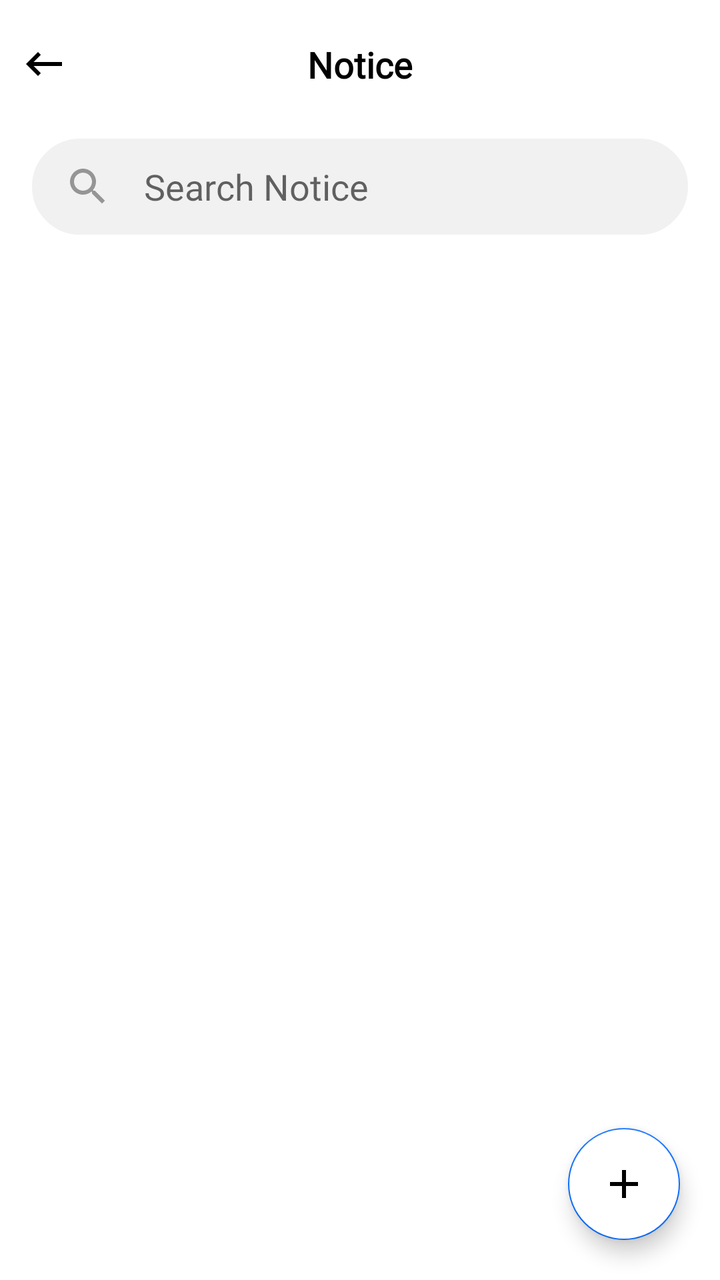
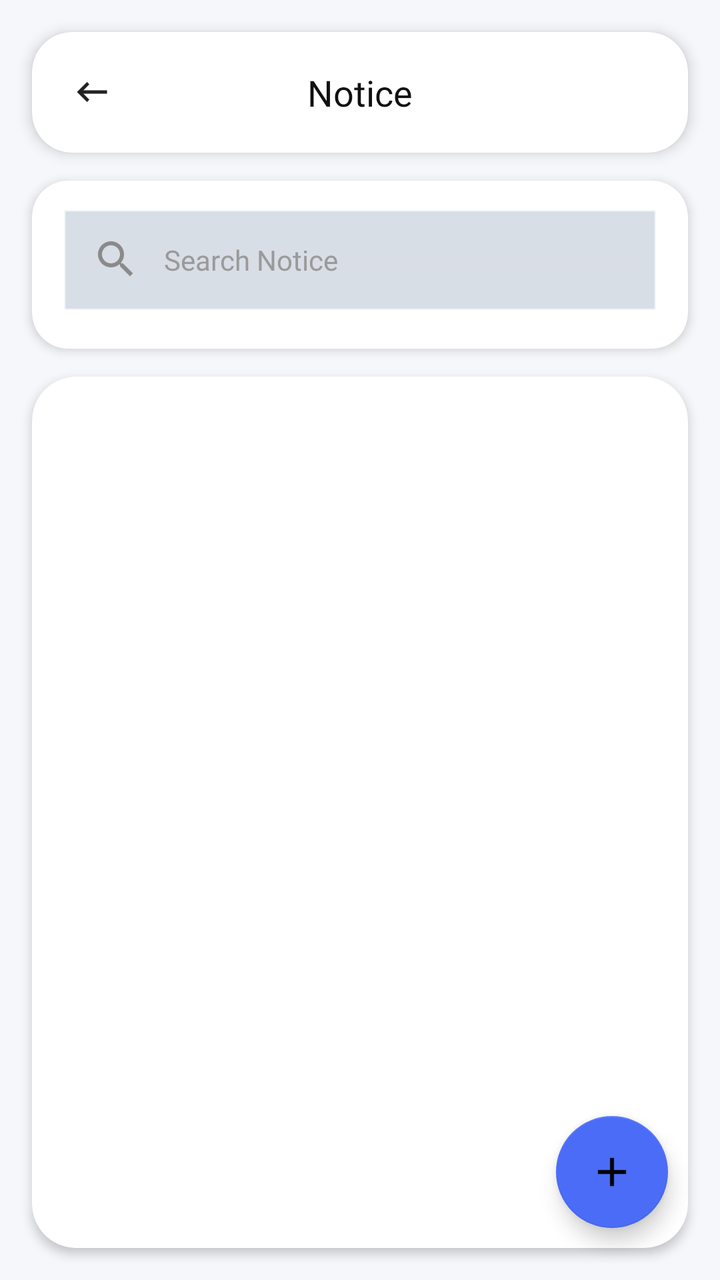

Before-and-after screenshots of an Android layout around one commit, followed by the original layout XML and the change that was made.
<!-- AndroidManifest.xml: application theme Theme.LMSKotlin -->
<!-- res/layout/activity_notice.xml -->
<?xml version="1.0" encoding="utf-8"?>
<RelativeLayout xmlns:android="http://schemas.android.com/apk/res/android"
    xmlns:app="http://schemas.android.com/apk/res-auto"
    xmlns:tools="http://schemas.android.com/tools"
    android:layout_width="match_parent"
    android:layout_height="match_parent"
    android:background="@color/white"
    tools:context=".NoticeActivity">

    <RelativeLayout
        android:id="@+id/toolbarRl"
        android:layout_width="match_parent"
        android:layout_height="wrap_content"
        android:layout_marginTop="20dp"
        android:layout_marginBottom="20dp"
        android:gravity="center_vertical">

        <ImageView
            android:id="@+id/backBtn"
            android:layout_width="wrap_content"
            android:layout_height="wrap_content"
            android:layout_marginStart="10dp"
            android:src="@drawable/ic_back_black"
            app:tint="@color/black" />

        <TextView
            android:layout_width="wrap_content"
            android:layout_height="wrap_content"
            android:layout_centerHorizontal="true"
            android:fontFamily="@font/segoe_ui_bold"
            android:text="Notice"
            android:textColor="@color/black"
            android:textSize="18sp"
            android:textStyle="bold" />

    </RelativeLayout>

    <androidx.core.widget.NestedScrollView
        android:layout_width="match_parent"
        android:layout_height="wrap_content"
        android:layout_below="@id/toolbarRl">

        <RelativeLayout
            android:id="@+id/noticeRl"
            android:layout_width="match_parent"
            android:layout_height="match_parent"
            android:layout_marginBottom="60dp">

            <EditText
                android:id="@+id/searchNoticeEt"
                android:layout_width="match_parent"
                android:layout_height="48dp"
                android:background="@drawable/shape_rect02"
                android:backgroundTint="#F1F1F1"
                android:layout_marginStart="16dp"
                android:layout_marginEnd="16dp"
                android:layout_marginTop="5dp"
                android:hint="Search Notice"
                android:paddingStart="16dp"
                android:visibility="visible"
                android:paddingEnd="16dp"
                android:drawableStart="@drawable/ic_search_gray"
                android:drawablePadding="16dp"
                android:textColor="@color/black"
                android:fontFamily="@font/seg_ui_semibold"/>

            <androidx.recyclerview.widget.RecyclerView
                android:id="@+id/noticeRv"
                android:layout_width="match_parent"
                android:layout_height="match_parent"
                android:layout_below="@id/searchNoticeEt"
                android:layout_marginEnd="5dp"
                android:layout_marginStart="5dp"
                app:layoutManager="androidx.recyclerview.widget.LinearLayoutManager"
                tools:listitem="@layout/row_notice" />

        </RelativeLayout>
    </androidx.core.widget.NestedScrollView>

    <com.google.android.material.floatingactionbutton.FloatingActionButton
        android:id="@+id/addNoticeBtn"
        android:layout_width="wrap_content"
        android:layout_height="wrap_content"
        android:layout_alignParentBottom="true"
        android:layout_alignParentEnd="true"
        android:layout_marginBottom="20dp"
        android:layout_marginLeft="20dp"
        android:layout_marginRight="20dp"
        android:backgroundTint="@color/white"
        android:elevation="6dp"
        android:src="@drawable/ic_add_white"
        android:tint="@color/white"
        app:fabSize="normal" />


</RelativeLayout>
<!-- res/layout/row_notice.xml (included above) -->
<?xml version="1.0" encoding="utf-8"?>
<RelativeLayout xmlns:android="http://schemas.android.com/apk/res/android"
    android:layout_width="match_parent"
    android:layout_height="wrap_content"
    xmlns:app="http://schemas.android.com/apk/res-auto"
    android:background="@color/white">

    <RelativeLayout
        android:id="@+id/personDetailsRl"
        android:layout_width="match_parent"
        android:layout_height="80dp"
        android:layout_marginLeft="10dp"
        android:layout_marginRight="10dp"
        android:padding="5dp">

        <TextView
            android:id="@+id/noticeNoTv"
            android:layout_width="wrap_content"
            android:layout_height="wrap_content"
            android:layout_below="@id/noticeTitleTv"
            android:layout_marginEnd="10dp"
            android:layout_marginTop="5dp"
            android:layout_toEndOf="@id/noticeIv"
            android:fontFamily="@font/segoe_ui_regular"
            android:maxLines="1"
            android:text="0001"
            android:textColor="@color/black"
            android:textSize="12dp" />

        <TextView
            android:id="@+id/noticeTitleTv"
            android:layout_width="wrap_content"
            android:layout_height="wrap_content"
            android:layout_marginTop="10dp"
            android:layout_toEndOf="@id/noticeIv"
            android:fontFamily="@font/seg_ui_semibold"
            android:maxLines="1"
            android:maxWidth="280dp"
            android:text="Notice Name"
            android:textColor="@color/black"
            android:textSize="16sp" />

        <ImageView
            android:id="@+id/noticeIv"
            android:layout_width="40dp"
            android:layout_height="40dp"
            android:background="@drawable/ic_notice_primary"
            android:layout_centerVertical="true"
            android:layout_marginEnd="10dp"/>

        <TextView
            android:id="@+id/dateTv"
            android:layout_width="wrap_content"
            android:layout_height="wrap_content"
            android:layout_alignParentEnd="true"
            android:layout_below="@id/noticeTitleTv"
            android:layout_marginEnd="10dp"
            android:layout_marginTop="5dp"
            android:fontFamily="@font/segoe_ui_regular"
            android:text="18/08/2002 12 ;34 am"
            android:textColor="@color/black"
            android:textSize="12dp" />


    </RelativeLayout>

</RelativeLayout>
<!-- resources referenced by this layout -->
<resources>
  <color name="black">#FF000000</color>
  <color name="white">#FFFFFFFF</color>
  <!-- drawable ic_add_white (drawable) -->
  <vector android:height="24dp" android:tint="#FFFFFF"
      android:viewportHeight="24" android:viewportWidth="24"
      android:width="24dp" xmlns:android="http://schemas.android.com/apk/res/android">
      <path android:fillColor="@android:color/white" android:pathData="M19,13h-6v6h-2v-6H5v-2h6V5h2v6h6v2z"/>
  </vector>
  <!-- drawable ic_back_black (drawable) -->
  <vector android:autoMirrored="true" android:height="24dp"
      android:tint="#000000" android:viewportHeight="24"
      android:viewportWidth="24" android:width="24dp" xmlns:android="http://schemas.android.com/apk/res/android">
      <path android:fillColor="@android:color/white" android:pathData="M21,11H6.83l3.58,-3.59L9,6l-6,6 6,6 1.41,-1.41L6.83,13H21z"/>
  </vector>
  <!-- drawable ic_notice_primary (drawable) -->
  <vector android:height="24dp" android:tint="@color/colorPrimary"
      android:viewportHeight="24" android:viewportWidth="24"
      android:width="24dp" xmlns:android="http://schemas.android.com/apk/res/android">
      <path android:fillColor="@android:color/white" android:pathData="M3,18h12v-2L3,16v2zM3,6v2h18L21,6L3,6zM3,13h18v-2L3,11v2z"/>
  </vector>
  <!-- drawable ic_search_gray (drawable) -->
  <vector android:height="24dp" android:tint="@color/colorGray02"
      android:viewportHeight="24" android:viewportWidth="24"
      android:width="24dp" xmlns:android="http://schemas.android.com/apk/res/android">
      <path android:fillColor="@android:color/white" android:pathData="M15.5,14h-0.79l-0.28,-0.27C15.41,12.59 16,11.11 16,9.5 16,5.91 13.09,3 9.5,3S3,5.91 3,9.5 5.91,16 9.5,16c1.61,0 3.09,-0.59 4.23,-1.57l0.27,0.28v0.79l5,4.99L20.49,19l-4.99,-5zM9.5,14C7.01,14 5,11.99 5,9.5S7.01,5 9.5,5 14,7.01 14,9.5 11.99,14 9.5,14z"/>
  </vector>
  <!-- drawable shape_rect02 (drawable) -->
  <?xml version="1.0" encoding="utf-8"?>
  <shape xmlns:android="http://schemas.android.com/apk/res/android"
      android:shape="rectangle">
  
      <solid android:color="@color/white" />
  
      <corners android:radius="50dp"/>
      <stroke android:color="@color/strokesColor"
          android:width="1dp" />
  
  </shape>
  <style name="Theme.LMSKotlin" parent="Theme.MaterialComponents.DayNight.NoActionBar">
          
          <item name="colorPrimary">@color/colorPrimary</item>
          <item name="colorPrimaryVariant">@color/colorPrimary</item>
          <item name="colorOnPrimary">@color/white</item>
          
          <item name="colorSecondary">@color/colorPrimary</item>
          <item name="colorSecondaryVariant">@color/colorPrimary</item>
          <item name="colorOnSecondary">@color/black</item>
          
          <item name="android:statusBarColor">?attr/colorPrimaryVariant</item>
          
      </style>
  <color name="colorPrimary">#0d6efd</color>
  <color name="colorGray02">#959595</color>
  <color name="strokesColor">#D6D5D5</color>
</resources>

<!-- the commit's change to res/layout/activity_notice.xml (unified diff, before → after) -->
@@ -1,99 +1,153 @@
 <?xml version="1.0" encoding="utf-8"?>
-<RelativeLayout xmlns:android="http://schemas.android.com/apk/res/android"
+<androidx.constraintlayout.widget.ConstraintLayout
+    xmlns:android="http://schemas.android.com/apk/res/android"
     xmlns:app="http://schemas.android.com/apk/res-auto"
     xmlns:tools="http://schemas.android.com/tools"
     android:layout_width="match_parent"
     android:layout_height="match_parent"
-    android:background="@color/white"
+    android:background="#F5F7FA"
     tools:context=".NoticeActivity">
 
-    <RelativeLayout
-        android:id="@+id/toolbarRl"
-        android:layout_width="match_parent"
+    
+    <androidx.cardview.widget.CardView
+        android:id="@+id/toolbarCard"
+        android:layout_width="0dp"
         android:layout_height="wrap_content"
-        android:layout_marginTop="20dp"
-        android:layout_marginBottom="20dp"
-        android:gravity="center_vertical">
-
-        <ImageView
-            android:id="@+id/backBtn"
-            android:layout_width="wrap_content"
-            android:layout_height="wrap_content"
-            android:layout_marginStart="10dp"
-            android:src="@drawable/ic_back_black"
-            app:tint="@color/black" />
-
-        <TextView
-            android:layout_width="wrap_content"
-            android:layout_height="wrap_content"
-            android:layout_centerHorizontal="true"
-            android:fontFamily="@font/segoe_ui_bold"
-            android:text="Notice"
-            android:textColor="@color/black"
-            android:textSize="18sp"
-            android:textStyle="bold" />
-
-    </RelativeLayout>
-
-    <androidx.core.widget.NestedScrollView
-        android:layout_width="match_parent"
+        android:layout_marginStart="16dp"
+        android:layout_marginTop="16dp"
+        android:layout_marginEnd="16dp"
+        app:cardBackgroundColor="@android:color/white"
+        app:cardCornerRadius="20dp"
+        app:cardElevation="4dp"
+        app:layout_constraintEnd_toEndOf="parent"
+        app:layout_constraintStart_toStartOf="parent"
+        app:layout_constraintTop_toTopOf="parent">
+
+        <RelativeLayout
+            android:id="@+id/toolbarRl"
+            android:layout_width="match_parent"
+            android:layout_height="wrap_content"
+            android:padding="18dp">
+
+            <ImageView
+                android:id="@+id/backBtn"
+                android:layout_width="24dp"
+                android:layout_height="24dp"
+                android:layout_alignParentStart="true"
+                android:layout_centerVertical="true"
+                android:padding="2dp"
+                android:src="@drawable/ic_back_black"
+                app:tint="#222222" />
+
+            <TextView
+                android:layout_width="wrap_content"
+                android:layout_height="wrap_content"
+                android:layout_centerInParent="true"
+                android:fontFamily="@font/segoe_ui_bold"
+                android:text="Notice"
+                android:textColor="#111111"
+                android:textSize="18sp" />
+
+        </RelativeLayout>
+
+    </androidx.cardview.widget.CardView>
+
+    
+    <androidx.cardview.widget.CardView
+        android:id="@+id/searchCard"
+        android:layout_width="0dp"
         android:layout_height="wrap_content"
-        android:layout_below="@id/toolbarRl">
-
-        <RelativeLayout
-            android:id="@+id/noticeRl"
+        android:layout_marginStart="16dp"
+        android:layout_marginTop="14dp"
+        android:layout_marginEnd="16dp"
+        app:cardBackgroundColor="@android:color/white"
+        app:cardCornerRadius="18dp"
+        app:cardElevation="3dp"
+        app:layout_constraintEnd_toEndOf="parent"
+        app:layout_constraintStart_toStartOf="parent"
+        app:layout_constraintTop_toBottomOf="@id/toolbarCard">
+
+        <EditText
+            android:id="@+id/searchNoticeEt"
+            android:layout_width="match_parent"
+            android:layout_height="56dp"
+            android:layout_margin="14dp"
+            android:background="@android:drawable/edit_text"
+            android:backgroundTint="#D6DCE5"
+            android:drawableStart="@drawable/ic_search_gray"
+            android:drawablePadding="12dp"
+            android:drawableTint="#8A8A8A"
+            android:fontFamily="@font/seg_ui_semibold"
+            android:hint="Search Notice"
+            android:paddingStart="16dp"
+            android:paddingEnd="16dp"
+            android:textColor="#111111"
+            android:textColorHint="#9A9A9A"
+            android:textSize="14sp" />
+
+    </androidx.cardview.widget.CardView>
+
+    
+    <androidx.cardview.widget.CardView
+        android:id="@+id/noticeCard"
+        android:layout_width="0dp"
+        android:layout_height="0dp"
+        android:layout_marginStart="16dp"
+        android:layout_marginTop="14dp"
+        android:layout_marginEnd="16dp"
+        android:layout_marginBottom="16dp"
+        app:cardBackgroundColor="@android:color/white"
+        app:cardCornerRadius="22dp"
+        app:cardElevation="3dp"
+        app:layout_constraintBottom_toBottomOf="parent"
+        app:layout_constraintEnd_toEndOf="parent"
+        app:layout_constraintStart_toStartOf="parent"
+        app:layout_constraintTop_toBottomOf="@id/searchCard">
+
+        <androidx.core.widget.NestedScrollView
             android:layout_width="match_parent"
             android:layout_height="match_parent"
-            android:layout_marginBottom="60dp">
-
-            <EditText
-                android:id="@+id/searchNoticeEt"
+            android:fillViewport="true">
+
+            <RelativeLayout
+                android:id="@+id/noticeRl"
                 android:layout_width="match_parent"
-                android:layout_height="48dp"
-                android:background="@drawable/shape_rect02"
-                android:backgroundTint="#F1F1F1"
-                android:layout_marginStart="16dp"
-                android:layout_marginEnd="16dp"
-                android:layout_marginTop="5dp"
-                android:hint="Search Notice"
-                android:paddingStart="16dp"
-                android:visibility="visible"
-                android:paddingEnd="16dp"
-                android:drawableStart="@drawable/ic_search_gray"
-                android:drawablePadding="16dp"
-                android:textColor="@color/black"
-                android:fontFamily="@font/seg_ui_semibold"/>
-
-            <androidx.recyclerview.widget.RecyclerView
-                android:id="@+id/noticeRv"
-                android:layout_width="match_parent"
-                android:layout_height="match_parent"
-                android:layout_below="@id/searchNoticeEt"
-                android:layout_marginEnd="5dp"
-                android:layout_marginStart="5dp"
-                app:layoutManager="androidx.recyclerview.widget.LinearLayoutManager"
-                tools:listitem="@layout/row_notice" />
-
-        </RelativeLayout>
-    </androidx.core.widget.NestedScrollView>
-
+                android:layout_height="wrap_content"
+                android:padding="10dp">
+
+                <androidx.recyclerview.widget.RecyclerView
+                    android:id="@+id/noticeRv"
+                    android:layout_width="match_parent"
+                    android:layout_height="wrap_content"
+                    android:layout_marginStart="5dp"
+                    android:layout_marginTop="5dp"
+                    android:layout_marginEnd="5dp"
+                    android:layout_marginBottom="70dp"
+                    app:layoutManager="androidx.recyclerview.widget.LinearLayoutManager"
+                    tools:listitem="@layout/row_notice" />
+
+            </RelativeLayout>
+
+        </androidx.core.widget.NestedScrollView>
+
+    </androidx.cardview.widget.CardView>
+
+    
     <com.google.android.material.floatingactionbutton.FloatingActionButton
         android:id="@+id/addNoticeBtn"
         android:layout_width="wrap_content"
         android:layout_height="wrap_content"
-        android:layout_alignParentBottom="true"
-        android:layout_alignParentEnd="true"
-        android:layout_marginBottom="20dp"
-        android:layout_marginLeft="20dp"
-        android:layout_marginRight="20dp"
-        android:backgroundTint="@color/white"
-        android:elevation="6dp"
+        android:layout_marginEnd="26dp"
+        android:layout_marginBottom="26dp"
         android:src="@drawable/ic_add_white"
-        android:tint="@color/white"
-        app:fabSize="normal" />
-
-
-</RelativeLayout>
+        android:tint="@android:color/white"
+        app:backgroundTint="#4A6CF7"
+        app:elevation="6dp"
+        app:fabSize="normal"
+        app:layout_constraintBottom_toBottomOf="parent"
+        app:layout_constraintEnd_toEndOf="parent" />
+
+</androidx.constraintlayout.widget.ConstraintLayout>
 <!-- res/layout/row_notice.xml (included above) -->
 <?xml version="1.0" encoding="utf-8"?>
 <RelativeLayout xmlns:android="http://schemas.android.com/apk/res/android"
<!-- resource entries referenced after the edit -->
@@ -26,18 +26,6 @@
       android:width="24dp" xmlns:android="http://schemas.android.com/apk/res/android">
       <path android:fillColor="@android:color/white" android:pathData="M15.5,14h-0.79l-0.28,-0.27C15.41,12.59 16,11.11 16,9.5 16,5.91 13.09,3 9.5,3S3,5.91 3,9.5 5.91,16 9.5,16c1.61,0 3.09,-0.59 4.23,-1.57l0.27,0.28v0.79l5,4.99L20.49,19l-4.99,-5zM9.5,14C7.01,14 5,11.99 5,9.5S7.01,5 9.5,5 14,7.01 14,9.5 11.99,14 9.5,14z"/>
   </vector>
-  <!-- drawable shape_rect02 (drawable) -->
-  <?xml version="1.0" encoding="utf-8"?>
-  <shape xmlns:android="http://schemas.android.com/apk/res/android"
-      android:shape="rectangle">
-  
-      <solid android:color="@color/white" />
-  
-      <corners android:radius="50dp"/>
-      <stroke android:color="@color/strokesColor"
-          android:width="1dp" />
-  
-  </shape>
   <style name="Theme.LMSKotlin" parent="Theme.MaterialComponents.DayNight.NoActionBar">
           
           <item name="colorPrimary">@color/colorPrimary</item>
@@ -53,6 +41,5 @@
       </style>
   <color name="colorPrimary">#0d6efd</color>
   <color name="colorGray02">#959595</color>
-  <color name="strokesColor">#D6D5D5</color>
 </resources>
 
